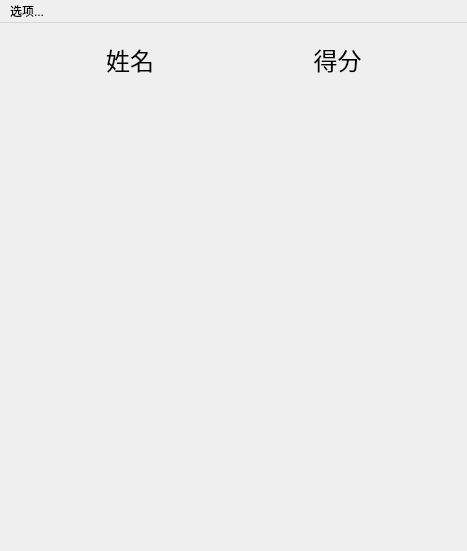
Above: rank.ui from Nahjs/Bejeweled before the change. Below: the same form after it.
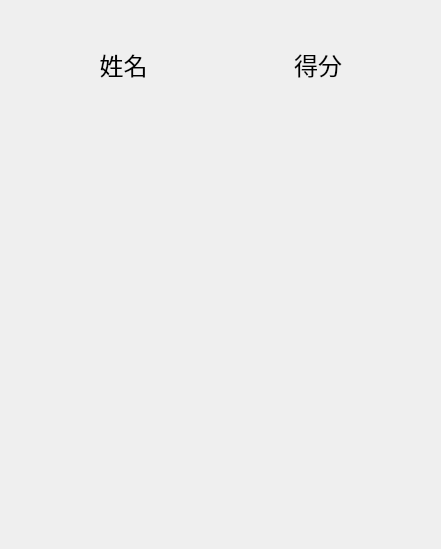
That is the form after the change.

Diff of the .ui file:
```diff
--- a/rank.ui
+++ b/rank.ui
@@ -6,8 +6,8 @@
    <rect>
     <x>0</x>
     <y>0</y>
-    <width>467</width>
-    <height>551</height>
+    <width>441</width>
+    <height>549</height>
    </rect>
   </property>
   <property name="minimumSize">
@@ -30,6 +30,19 @@
   </property>
   <widget class="QWidget" name="centralwidget">
    <layout class="QVBoxLayout" name="verticalLayout">
+    <item>
+     <widget class="QLabel" name="timeLabel">
+      <property name="font">
+       <font>
+        <family>隶书</family>
+        <pointsize>12</pointsize>
+       </font>
+      </property>
+      <property name="alignment">
+       <set>Qt::AlignRight|Qt::AlignTrailing|Qt::AlignVCenter</set>
+      </property>
+     </widget>
+    </item>
     <item>
      <layout class="QGridLayout" name="gridLayout" columnstretch="4,4" columnminimumwidth="0,0">
       <property name="leftMargin">
@@ -525,17 +538,10 @@
     <rect>
      <x>0</x>
      <y>0</y>
-     <width>467</width>
+     <width>441</width>
      <height>22</height>
     </rect>
    </property>
-   <widget class="QMenu" name="menu">
-    <property name="title">
-     <string>选项...</string>
-    </property>
-    <addaction name="actionClear"/>
-   </widget>
-   <addaction name="menu"/>
   </widget>
   <action name="actionClear">
    <property name="text">
```
